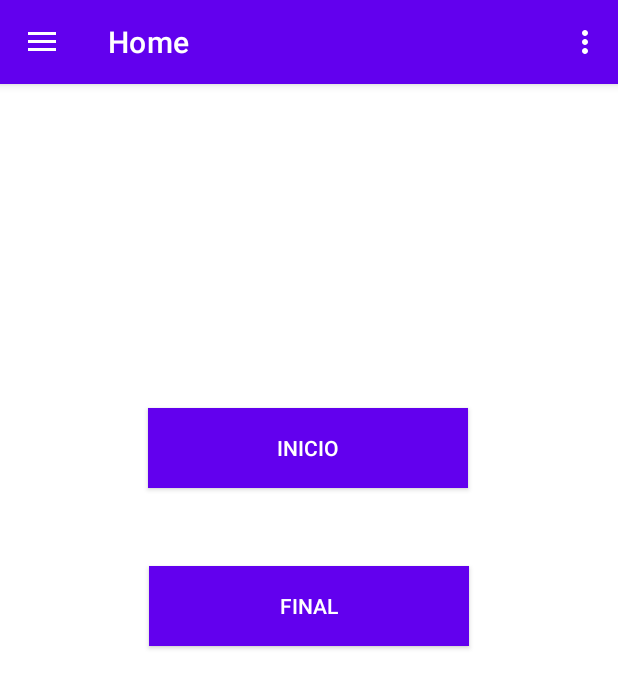
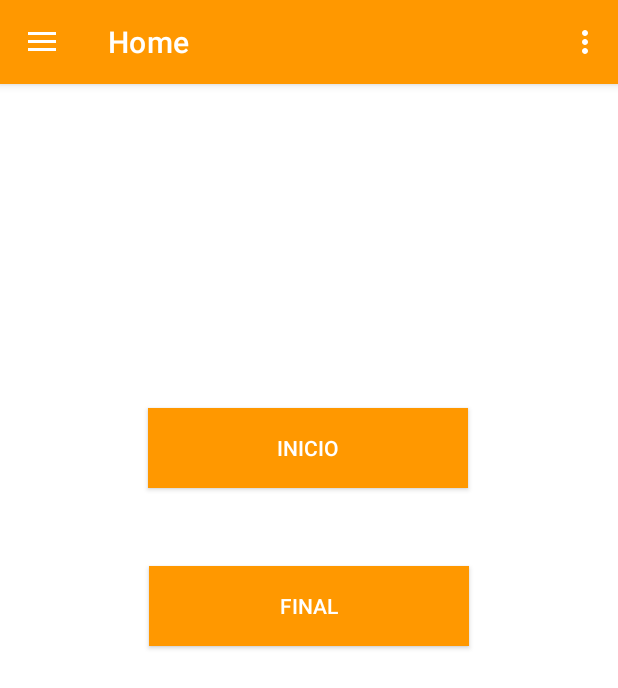
Before and after one commit to ramonjav/FicharBitekApp, an Android app: the PrincipalActivity screen opened directly, with no data from a screen before it, on a phone screen of 412 x 824 dp. Shown: the top 688 px of the screen. Run offline under Robolectric (Android 15) with nearby library versions, the phone set to English and light mode, and no system bars; our stand-ins replace Volley, navigation-ui; network calls fail; 2 statements that could not run were skipped.

Commit message:
un poco de color

```diff
--- a/app/src/main/java/com/example/ficharbitekapp/MainActivity.java
+++ b/app/src/main/java/com/example/ficharbitekapp/MainActivity.java
@@ -62,7 +62,7 @@ public class MainActivity extends AppCompatActivity {
                 pass = editpass.getText().toString();
 
                 if(!mail.isEmpty() && !pass.isEmpty()){
-                    validarUser("http://192.168.10.34/git_bitek_fichar/Bitek_Fichar/bitek_fichar/api/api_login.php");
+                    validarUser("http://192.168.1.23/bitek_fichar/Bitek_Fichar/bitek_fichar/api/api_login.php");
                 }else{
                     Toast.makeText(MainActivity.this, "No puede dejar espacios en blanco", Toast.LENGTH_SHORT).show();
                 }
@@ -99,7 +99,7 @@ public class MainActivity extends AppCompatActivity {
         }, new Response.ErrorListener() {
             @Override
             public void onErrorResponse(VolleyError error) {
-                Toast.makeText(MainActivity.this, error.getMessage().toString(), Toast.LENGTH_SHORT).show();
+                Toast.makeText(MainActivity.this, error.getMessage(), Toast.LENGTH_SHORT).show();
             }
         }){
             @Override
@@ -133,7 +133,7 @@ public class MainActivity extends AppCompatActivity {
             editpass.setText(preferences.getString("pass", ""));
             Boolean next = preferences.getBoolean("sesion", false);
             if(next){
-                validarUser("http://192.168.10.34/git_bitek_fichar/Bitek_Fichar/bitek_fichar/api/api_login.php");
+                validarUser("http://192.168.1.23/bitek_fichar/Bitek_Fichar/bitek_fichar/api/api_login.php");
             }
 
 
--- a/app/src/main/java/com/example/ficharbitekapp/ui/home/HomeFragment.java
+++ b/app/src/main/java/com/example/ficharbitekapp/ui/home/HomeFragment.java
@@ -85,7 +85,7 @@ public class HomeFragment extends Fragment {
 
 
     private void insertarUser(String id, String date, String hour, String confirm, String accion) {
-        String URL = "http://192.168.10.34/git_bitek_fichar/Bitek_Fichar/bitek_fichar/api/api_fichar.php";
+        String URL = "http://192.168.1.23/bitek_fichar/Bitek_Fichar/bitek_fichar/api/api_fichar.php";
         StringRequest stringRequest = new StringRequest(Request.Method.POST, URL, new Response.Listener<String>() {
             @Override
             public void onResponse(String response) {
--- a/app/src/main/res/layout/app_bar_principal.xml
+++ b/app/src/main/res/layout/app_bar_principal.xml
@@ -15,7 +15,7 @@
             android:id="@+id/toolbar"
             android:layout_width="match_parent"
             android:layout_height="?attr/actionBarSize"
-            android:background="?attr/colorPrimary"
+            android:background="@color/principal"
             app:popupTheme="@style/Theme.FicharBitekApp.PopupOverlay" />
 
     </com.google.android.material.appbar.AppBarLayout>
--- a/app/src/main/res/layout/item_noti.xml
+++ b/app/src/main/res/layout/item_noti.xml
@@ -38,6 +38,7 @@
 
         <Button
             android:id="@+id/itm_acep"
+            style=""
             android:layout_width="85dp"
             android:layout_height="34dp"
             android:layout_marginEnd="16dp"
--- a/app/src/main/res/layout/nav_header_principal.xml
+++ b/app/src/main/res/layout/nav_header_principal.xml
@@ -3,7 +3,7 @@
     xmlns:app="http://schemas.android.com/apk/res-auto"
     android:layout_width="match_parent"
     android:layout_height="@dimen/nav_header_height"
-    android:background="@drawable/side_nav_bar"
+    android:background="@color/principal"
     android:gravity="bottom"
     android:orientation="vertical"
     android:paddingLeft="@dimen/activity_horizontal_margin"
--- a/app/src/main/res/values/colors.xml
+++ b/app/src/main/res/values/colors.xml
@@ -1,5 +1,7 @@
 <?xml version="1.0" encoding="utf-8"?>
 <resources>
+    <color name="principal">#FFFF9800</color>
+    <color name="principalVariant">#E18C0F</color>
     <color name="purple_200">#FFBB86FC</color>
     <color name="purple_500">#FF6200EE</color>
     <color name="purple_700">#FF3700B3</color>
--- a/app/src/main/res/values/themes.xml
+++ b/app/src/main/res/values/themes.xml
@@ -2,8 +2,8 @@
     <!-- Base application theme. -->
     <style name="Theme.FicharBitekApp" parent="Theme.MaterialComponents.DayNight.DarkActionBar">
         <!-- Primary brand color. -->
-        <item name="colorPrimary">@color/purple_500</item>
-        <item name="colorPrimaryVariant">@color/purple_700</item>
+        <item name="colorPrimary">@color/principal</item>
+        <item name="colorPrimaryVariant">@color/principalVariant</item>
         <item name="colorOnPrimary">@color/white</item>
         <!-- Secondary brand color. -->
         <item name="colorSecondary">@color/teal_200</item>
```
